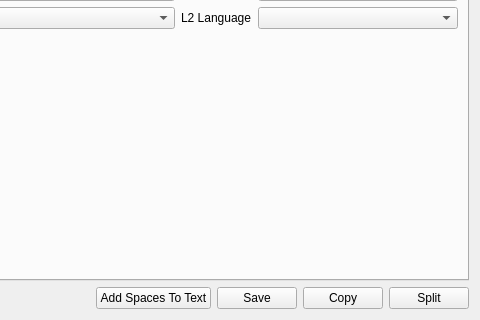
Before: the Qt Designer form qtdesigner/itemdialog.ui in t123/ReadingTool.Python, drawn with Qt 5; both pictures show x 203 to 683 and y 177 to 497 of the 683 by 497 pixel window.
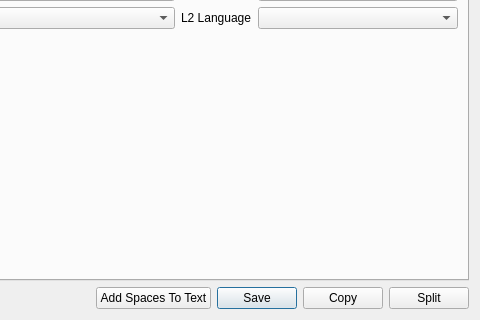
After: the same form once the commit is applied. Custom widgets are drawn as their Qt base class.

Patch:
```diff
--- a/qtdesigner/itemdialog.ui
+++ b/qtdesigner/itemdialog.ui
@@ -265,6 +265,9 @@
        <property name="text">
         <string>Save</string>
        </property>
+       <property name="default">
+        <bool>true</bool>
+       </property>
       </widget>
      </item>
      <item>
```
